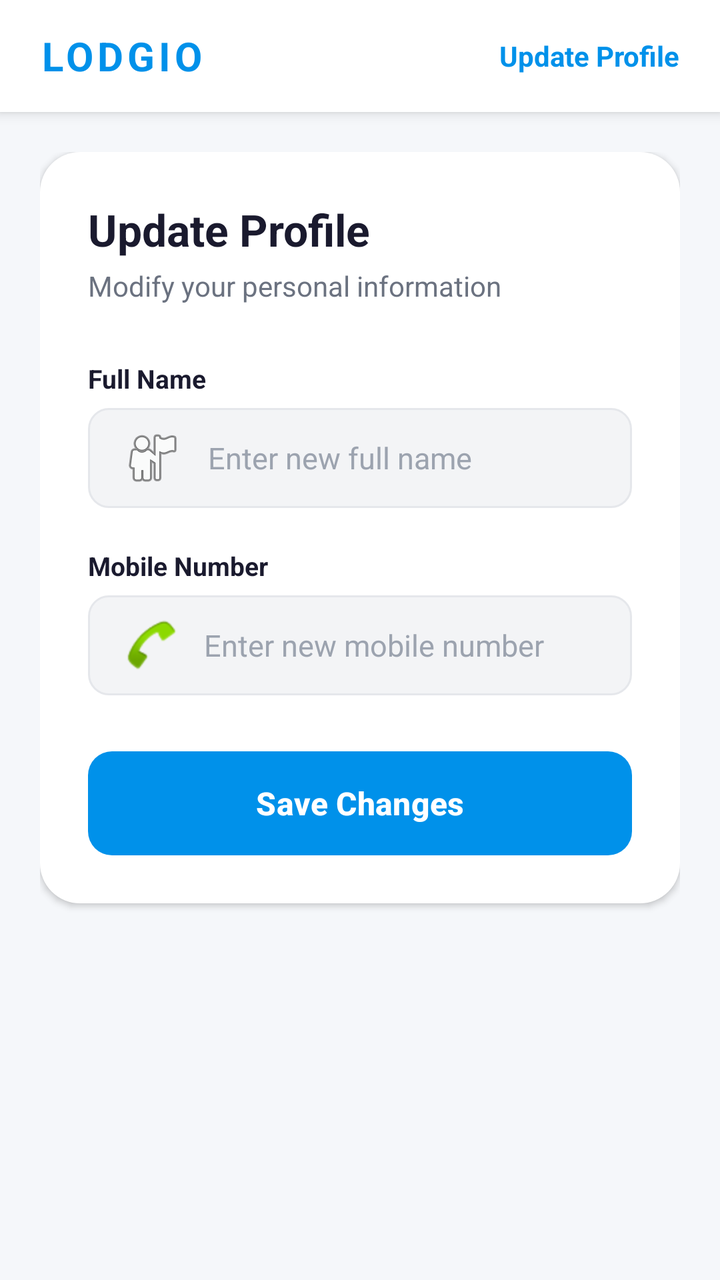
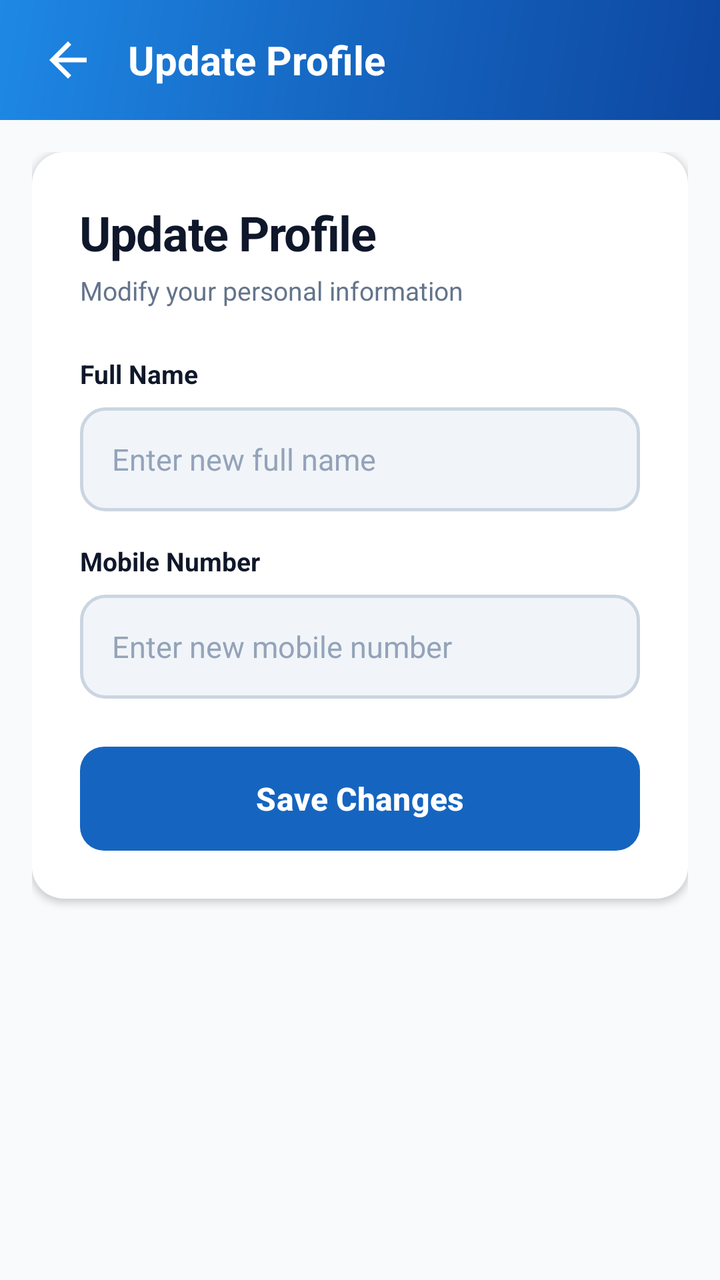

Before-and-after screenshots of an Android layout around one commit, followed by the original layout XML and the change that was made.
<!-- AndroidManifest.xml: application theme Theme.TestApplication -->
<!-- res/layout/activity_update_profile.xml -->
<?xml version="1.0" encoding="utf-8"?>
<ScrollView xmlns:android="http://schemas.android.com/apk/res/android"
    android:layout_width="match_parent"
    android:layout_height="match_parent"
    android:fillViewport="true"
    android:background="@color/lodgio_bg">

    <LinearLayout
        android:layout_width="match_parent"
        android:layout_height="wrap_content"
        android:orientation="vertical">

        
        <LinearLayout
            android:layout_width="match_parent"
            android:layout_height="56dp"
            android:orientation="horizontal"
            android:gravity="center_vertical"
            android:paddingStart="20dp"
            android:paddingEnd="20dp"
            android:background="@color/white"
            android:elevation="4dp">

            <TextView
                android:layout_width="0dp"
                android:layout_weight="1"
                android:layout_height="wrap_content"
                android:text="LODGIO"
                android:textColor="@color/lodgio_primary"
                android:textSize="20sp"
                android:textStyle="bold"
                android:letterSpacing="0.1" />

            <TextView
                android:layout_width="wrap_content"
                android:layout_height="wrap_content"
                android:text="Update Profile"
                android:textColor="@color/lodgio_primary"
                android:textSize="14sp"
                android:textStyle="bold" />
        </LinearLayout>

        <LinearLayout
            android:layout_width="match_parent"
            android:layout_height="wrap_content"
            android:orientation="vertical"
            android:padding="20dp">

            
            <LinearLayout
                android:layout_width="match_parent"
                android:layout_height="wrap_content"
                android:background="@drawable/card_background"
                android:orientation="vertical"
                android:padding="24dp"
                android:elevation="2dp"
                android:layout_marginBottom="16dp">

                <TextView
                    android:layout_width="wrap_content"
                    android:layout_height="wrap_content"
                    android:text="Update Profile"
                    android:textColor="@color/lodgio_text_primary"
                    android:textSize="22sp"
                    android:textStyle="bold"
                    android:layout_marginBottom="4dp" />

                <TextView
                    android:layout_width="wrap_content"
                    android:layout_height="wrap_content"
                    android:text="Modify your personal information"
                    android:textColor="@color/lodgio_text_secondary"
                    android:textSize="14sp"
                    android:layout_marginBottom="28dp" />

                
                <TextView
                    android:layout_width="wrap_content"
                    android:layout_height="wrap_content"
                    android:text="Full Name"
                    android:textColor="@color/lodgio_text_primary"
                    android:textSize="13sp"
                    android:textStyle="bold"
                    android:layout_marginBottom="6dp" />

                <EditText
                    android:id="@+id/etName"
                    android:layout_width="match_parent"
                    android:layout_height="50dp"
                    android:background="@drawable/input_background"
                    android:hint="Enter new full name"
                    android:textColorHint="@color/lodgio_text_hint"
                    android:textColor="@color/lodgio_text_primary"
                    android:textSize="15sp"
                    android:inputType="textPersonName"
                    android:drawableStart="@android:drawable/ic_menu_myplaces"
                    android:drawablePadding="12dp"
                    android:layout_marginBottom="20dp" />

                
                <TextView
                    android:layout_width="wrap_content"
                    android:layout_height="wrap_content"
                    android:text="Mobile Number"
                    android:textColor="@color/lodgio_text_primary"
                    android:textSize="13sp"
                    android:textStyle="bold"
                    android:layout_marginBottom="6dp" />

                <EditText
                    android:id="@+id/etMobile"
                    android:layout_width="match_parent"
                    android:layout_height="50dp"
                    android:background="@drawable/input_background"
                    android:hint="Enter new mobile number"
                    android:textColorHint="@color/lodgio_text_hint"
                    android:textColor="@color/lodgio_text_primary"
                    android:textSize="15sp"
                    android:inputType="phone"
                    android:drawableStart="@android:drawable/sym_action_call"
                    android:drawablePadding="12dp"
                    android:layout_marginBottom="28dp" />

                <Button
                    android:id="@+id/btnUpdate"
                    android:layout_width="match_parent"
                    android:layout_height="52dp"
                    android:background="@drawable/btn_primary_bg"
                    android:text="Save Changes"
                    android:textColor="@color/white"
                    android:textSize="16sp"
                    android:textAllCaps="false"
                    android:textStyle="bold" />

                <ProgressBar
                    android:id="@+id/progressBar"
                    android:layout_width="wrap_content"
                    android:layout_height="wrap_content"
                    android:layout_gravity="center"
                    android:visibility="gone"
                    android:layout_marginTop="16dp" />

            </LinearLayout>
        </LinearLayout>
    </LinearLayout>
</ScrollView>
<!-- resources referenced by this layout -->
<resources>
  <color name="lodgio_bg">#F5F7FA</color>
  <color name="lodgio_primary">#0091EA</color>
  <color name="lodgio_text_hint">#9CA3AF</color>
  <color name="lodgio_text_primary">#1A1A2E</color>
  <color name="lodgio_text_secondary">#6B7280</color>
  <color name="white">#FFFFFFFF</color>
  <!-- drawable btn_primary_bg (drawable) -->
  <?xml version="1.0" encoding="utf-8"?>
  <shape xmlns:android="http://schemas.android.com/apk/res/android"
      android:shape="rectangle">
      <gradient
          android:startColor="#0091EA"
          android:endColor="#00B0FF"
          android:angle="135" />
      <corners android:radius="12dp" />
  </shape>
  <!-- drawable card_background (drawable) -->
  <?xml version="1.0" encoding="utf-8"?>
  <shape xmlns:android="http://schemas.android.com/apk/res/android"
      android:shape="rectangle">
      <solid android:color="@color/white" />
      <corners android:radius="20dp" />
      <stroke android:width="0dp" android:color="@android:color/transparent" />
  </shape>
  <!-- drawable input_background (drawable) -->
  <?xml version="1.0" encoding="utf-8"?>
  <shape xmlns:android="http://schemas.android.com/apk/res/android"
      android:shape="rectangle">
      <solid android:color="@color/lodgio_input_bg" />
      <corners android:radius="10dp" />
      <stroke android:width="1dp" android:color="@color/lodgio_input_stroke" />
      <padding android:left="16dp" android:top="14dp" android:right="16dp" android:bottom="14dp" />
  </shape>
  <color name="lodgio_input_bg">#F3F4F6</color>
  <color name="lodgio_input_stroke">#E5E7EB</color>
  <style name="Base.Theme.TestApplication" parent="Theme.Material3.DayNight.NoActionBar">
          <item name="colorPrimary">@color/lodgio_primary</item>
          <item name="colorPrimaryDark">@color/lodgio_primary_dark</item>
          <item name="colorAccent">@color/lodgio_accent</item>
          <item name="android:windowBackground">@color/lodgio_bg</item>
          <item name="android:statusBarColor">@color/lodgio_primary_dark</item>
      </style>
  <color name="lodgio_primary_dark">#0077C2</color>
  <color name="lodgio_accent">#00B0FF</color>
  <!-- unchanged entries left out for length: 1 -->
</resources>

<!-- the commit's change to res/layout/activity_update_profile.xml (unified diff, before → after) -->
@@ -1,50 +1,48 @@
 <?xml version="1.0" encoding="utf-8"?>
-<ScrollView xmlns:android="http://schemas.android.com/apk/res/android"
+<LinearLayout xmlns:android="http://schemas.android.com/apk/res/android"
     android:layout_width="match_parent"
     android:layout_height="match_parent"
-    android:fillViewport="true"
+    android:orientation="vertical"
     android:background="@color/lodgio_bg">
 
+    
     <LinearLayout
         android:layout_width="match_parent"
-        android:layout_height="wrap_content"
-        android:orientation="vertical">
+        android:layout_height="@dimen/toolbar_height"
+        android:background="@drawable/bg_gradient_primary"
+        android:gravity="center_vertical"
+        android:paddingHorizontal="@dimen/spacing_base"
+        android:orientation="horizontal">
 
-        
-        <LinearLayout
-            android:layout_width="match_parent"
-            android:layout_height="56dp"
-            android:orientation="horizontal"
-            android:gravity="center_vertical"
-            android:paddingStart="20dp"
-            android:paddingEnd="20dp"
-            android:background="@color/white"
-            android:elevation="4dp">
+        <ImageView
+            android:id="@+id/btnBack"
+            android:layout_width="@dimen/icon_lg"
+            android:layout_height="@dimen/icon_lg"
+            android:src="@drawable/ic_arrow_back"
+            android:contentDescription="Back"
+            android:padding="@dimen/spacing_xs" />
 
-            <TextView
-                android:layout_width="0dp"
-                android:layout_weight="1"
-                android:layout_height="wrap_content"
-                android:text="LODGIO"
-                android:textColor="@color/lodgio_primary"
-                android:textSize="20sp"
-                android:textStyle="bold"
-                android:letterSpacing="0.1" />
+        <TextView
+            android:layout_width="0dp"
+            android:layout_height="wrap_content"
+            android:layout_weight="1"
+            android:text="Update Profile"
+            android:textColor="@color/white"
+            android:textSize="@dimen/text_title"
+            android:textStyle="bold"
+            android:layout_marginStart="@dimen/spacing_md" />
+    </LinearLayout>
 
-            <TextView
-                android:layout_width="wrap_content"
-                android:layout_height="wrap_content"
-                android:text="Update Profile"
-                android:textColor="@color/lodgio_primary"
-                android:textSize="14sp"
-                android:textStyle="bold" />
-        </LinearLayout>
+    <ScrollView
+        android:layout_width="match_parent"
+        android:layout_height="match_parent"
+        android:fillViewport="true">
 
         <LinearLayout
             android:layout_width="match_parent"
             android:layout_height="wrap_content"
             android:orientation="vertical"
-            android:padding="20dp">
+            android:padding="@dimen/spacing_base">
 
             
             <LinearLayout
@@ -52,83 +50,79 @@
                 android:layout_height="wrap_content"
                 android:background="@drawable/card_background"
                 android:orientation="vertical"
-                android:padding="24dp"
-                android:elevation="2dp"
-                android:layout_marginBottom="16dp">
+                android:padding="@dimen/spacing_xl"
+                android:elevation="@dimen/elevation_sm">
 
                 <TextView
                     android:layout_width="wrap_content"
                     android:layout_height="wrap_content"
                     android:text="Update Profile"
+                    android:textSize="@dimen/text_headline"
+                    android:textStyle="bold"
                     android:textColor="@color/lodgio_text_primary"
-                    android:textSize="22sp"
-                    android:textStyle="bold"
-                    android:layout_marginBottom="4dp" />
+                    android:letterSpacing="-0.02"
+                    android:layout_marginBottom="@dimen/spacing_xs" />
 
                 <TextView
                     android:layout_width="wrap_content"
                     android:layout_height="wrap_content"
                     android:text="Modify your personal information"
                     android:textColor="@color/lodgio_text_secondary"
-                    android:textSize="14sp"
-                    android:layout_marginBottom="28dp" />
+                    android:textSize="@dimen/text_body_sm"
+                    android:layout_marginBottom="@dimen/spacing_xl" />
 
-                
                 <TextView
                     android:layout_width="wrap_content"
                     android:layout_height="wrap_content"
                     android:text="Full Name"
                     android:textColor="@color/lodgio_text_primary"
-                    android:textSize="13sp"
+                    android:textSize="@dimen/text_body_sm"
                     android:textStyle="bold"
-                    android:layout_marginBottom="6dp" />
+                    android:layout_marginBottom="@dimen/spacing_sm" />
 
                 <EditText
                     android:id="@+id/etName"
                     android:layout_width="match_parent"
-                    android:layout_height="50dp"
+                    android:layout_height="@dimen/input_height"
                     android:background="@drawable/input_background"
                     android:hint="Enter new full name"
                     android:textColorHint="@color/lodgio_text_hint"
                     android:textColor="@color/lodgio_text_primary"
-                    android:textSize="15sp"
+                    android:textSize="@dimen/text_body"
                     android:inputType="textPersonName"
-                    android:drawableStart="@android:drawable/ic_menu_myplaces"
-                    android:drawablePadding="12dp"
-                    android:layout_marginBottom="20dp" />
+                    android:singleLine="true"
+                    android:layout_marginBottom="@dimen/spacing_base" />
 
-                
                 <TextView
                     android:layout_width="wrap_content"
                     android:layout_height="wrap_content"
                     android:text="Mobile Number"
                     android:textColor="@color/lodgio_text_primary"
-                    android:textSize="13sp"
+                    android:textSize="@dimen/text_body_sm"
                     android:textStyle="bold"
-                    android:layout_marginBottom="6dp" />
+                    android:layout_marginBottom="@dimen/spacing_sm" />
 
                 <EditText
                     android:id="@+id/etMobile"
                     android:layout_width="match_parent"
-                    android:layout_height="50dp"
+                    android:layout_height="@dimen/input_height"
                     android:background="@drawable/input_background"
                     android:hint="Enter new mobile number"
                     android:textColorHint="@color/lodgio_text_hint"
                     android:textColor="@color/lodgio_text_primary"
-                    android:textSize="15sp"
+                    android:textSize="@dimen/text_body"
                     android:inputType="phone"
-                    android:drawableStart="@android:drawable/sym_action_call"
-                    android:drawablePadding="12dp"
-                    android:layout_marginBottom="28dp" />
+                    android:singleLine="true"
+                    android:layout_marginBottom="@dimen/spacing_xl" />
 
                 <Button
                     android:id="@+id/btnUpdate"
                     android:layout_width="match_parent"
-                    android:layout_height="52dp"
+                    android:layout_height="@dimen/btn_height"
                     android:background="@drawable/btn_primary_bg"
                     android:text="Save Changes"
                     android:textColor="@color/white"
-                    android:textSize="16sp"
+                    android:textSize="@dimen/text_subtitle"
                     android:textAllCaps="false"
                     android:textStyle="bold" />
 
@@ -138,9 +132,8 @@
                     android:layout_height="wrap_content"
                     android:layout_gravity="center"
                     android:visibility="gone"
-                    android:layout_marginTop="16dp" />
-
+                    android:layout_marginTop="@dimen/spacing_base" />
             </LinearLayout>
         </LinearLayout>
-    </LinearLayout>
-</ScrollView>
+    </ScrollView>
+</LinearLayout>
<!-- resource entries referenced after the edit -->
@@ -1,49 +1,92 @@
 <!-- resources referenced by this layout -->
 <resources>
-  <color name="lodgio_bg">#F5F7FA</color>
-  <color name="lodgio_primary">#0091EA</color>
-  <color name="lodgio_text_hint">#9CA3AF</color>
-  <color name="lodgio_text_primary">#1A1A2E</color>
-  <color name="lodgio_text_secondary">#6B7280</color>
+  <color name="lodgio_bg">#F8FAFC</color>
+  <color name="lodgio_primary">#1565C0</color>
+  <color name="lodgio_text_hint">#94A3B8</color>
+  <color name="lodgio_text_primary">#0F172A</color>
+  <color name="lodgio_text_secondary">#64748B</color>
   <color name="white">#FFFFFFFF</color>
+  <dimen name="btn_height">52dp</dimen>
+  <dimen name="elevation_sm">2dp</dimen>
+  <dimen name="icon_lg">36dp</dimen>
+  <dimen name="input_height">52dp</dimen>
+  <dimen name="spacing_base">16dp</dimen>
+  <dimen name="spacing_md">12dp</dimen>
+  <dimen name="spacing_sm">8dp</dimen>
+  <dimen name="spacing_xl">24dp</dimen>
+  <dimen name="spacing_xs">4dp</dimen>
+  <dimen name="text_body">15sp</dimen>
+  <dimen name="text_body_sm">13sp</dimen>
+  <dimen name="text_headline">24sp</dimen>
+  <dimen name="text_subtitle">16sp</dimen>
+  <dimen name="text_title">20sp</dimen>
+  <dimen name="toolbar_height">60dp</dimen>
+  <!-- drawable bg_gradient_primary (drawable) -->
+  <?xml version="1.0" encoding="utf-8"?>
+  <shape xmlns:android="http://schemas.android.com/apk/res/android"
+      android:shape="rectangle">
+      <gradient
+          android:startColor="@color/lodgio_gradient_start"
+          android:centerColor="@color/lodgio_gradient_mid"
+          android:endColor="@color/lodgio_gradient_end"
+          android:angle="135" />
+  </shape>
   <!-- drawable btn_primary_bg (drawable) -->
   <?xml version="1.0" encoding="utf-8"?>
   <shape xmlns:android="http://schemas.android.com/apk/res/android"
       android:shape="rectangle">
       <gradient
-          android:startColor="#0091EA"
-          android:endColor="#00B0FF"
-          android:angle="135" />
-      <corners android:radius="12dp" />
+          android:startColor="@color/lodgio_primary"
+          android:endColor="@color/lodgio_primary_dark"
+          android:angle="90" />
+      <corners android:radius="@dimen/radius_md" />
   </shape>
   <!-- drawable card_background (drawable) -->
   <?xml version="1.0" encoding="utf-8"?>
   <shape xmlns:android="http://schemas.android.com/apk/res/android"
       android:shape="rectangle">
       <solid android:color="@color/white" />
-      <corners android:radius="20dp" />
-      <stroke android:width="0dp" android:color="@android:color/transparent" />
+      <corners android:radius="@dimen/radius_lg" />
   </shape>
+  <!-- drawable ic_arrow_back (drawable) -->
+  <?xml version="1.0" encoding="utf-8"?>
+  <vector xmlns:android="http://schemas.android.com/apk/res/android"
+      android:width="24dp"
+      android:height="24dp"
+      android:viewportWidth="24"
+      android:viewportHeight="24">
+      <path
+          android:fillColor="#FFFFFF"
+          android:pathData="M20,11H7.83l5.59,-5.59L12,4l-8,8 8,8 1.41,-1.41L7.83,13H20v-2z" />
+  </vector>
   <!-- drawable input_background (drawable) -->
   <?xml version="1.0" encoding="utf-8"?>
   <shape xmlns:android="http://schemas.android.com/apk/res/android"
       android:shape="rectangle">
       <solid android:color="@color/lodgio_input_bg" />
-      <corners android:radius="10dp" />
-      <stroke android:width="1dp" android:color="@color/lodgio_input_stroke" />
-      <padding android:left="16dp" android:top="14dp" android:right="16dp" android:bottom="14dp" />
+      <corners android:radius="@dimen/radius_md" />
+      <stroke android:width="1.5dp" android:color="@color/lodgio_input_stroke" />
+      <padding android:left="16dp" android:right="16dp" android:top="4dp" android:bottom="4dp" />
   </shape>
-  <color name="lodgio_input_bg">#F3F4F6</color>
-  <color name="lodgio_input_stroke">#E5E7EB</color>
-  <style name="Base.Theme.TestApplication" parent="Theme.Material3.DayNight.NoActionBar">
+  <color name="lodgio_gradient_start">#0D47A1</color>
+  <color name="lodgio_gradient_mid">#1565C0</color>
+  <color name="lodgio_gradient_end">#1E88E5</color>
+  <color name="lodgio_input_bg">#F1F5F9</color>
+  <color name="lodgio_input_stroke">#CBD5E1</color>
+  <style name="Base.Theme.TestApplication" parent="Theme.Material3.Light.NoActionBar">
           <item name="colorPrimary">@color/lodgio_primary</item>
           <item name="colorPrimaryDark">@color/lodgio_primary_dark</item>
           <item name="colorAccent">@color/lodgio_accent</item>
           <item name="android:windowBackground">@color/lodgio_bg</item>
           <item name="android:statusBarColor">@color/lodgio_primary_dark</item>
+          <item name="android:navigationBarColor">@color/lodgio_bg</item>
+          <item name="android:windowLightStatusBar">false</item>
+          <item name="android:windowLightNavigationBar">true</item>
       </style>
-  <color name="lodgio_primary_dark">#0077C2</color>
-  <color name="lodgio_accent">#00B0FF</color>
+  <color name="lodgio_primary_dark">#0D47A1</color>
+  <dimen name="radius_md">12dp</dimen>
+  <dimen name="radius_lg">16dp</dimen>
+  <color name="lodgio_accent">#FF8F00</color>
   <!-- unchanged entries left out for length: 1 -->
 </resources>
 
